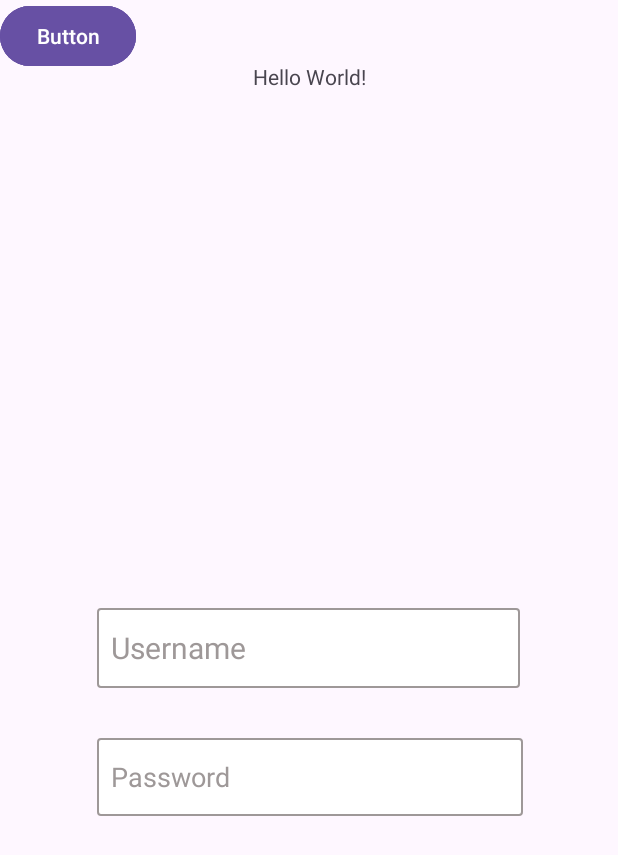
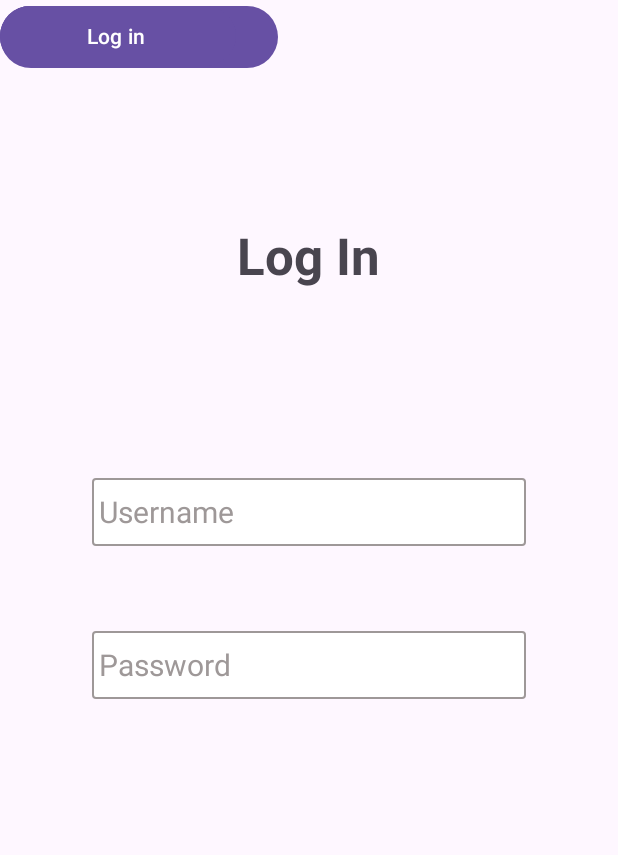
Before and after one commit to Jill-345/UserOperation, an Android app: the screen it shows after launch (MainActivity), on a phone screen of 412 x 824 dp. Shown: the top 855 px of the screen. Run offline under Robolectric (Android 15) with nearby library versions, the phone set to English and light mode, and no system bars.

Commit message:
main act xml edit

```diff
--- a/app/src/main/res/layout/activity_main.xml
+++ b/app/src/main/res/layout/activity_main.xml
@@ -9,69 +9,74 @@
 
     <EditText
         android:id="@+id/editTextText2"
-        android:layout_width="282dp"
-        android:layout_height="53dp"
+        android:layout_width="289dp"
+        android:layout_height="45dp"
         android:background="@drawable/edittext_border"
         android:ems="10"
-        android:hint="  Username"
+        android:hint=" Username"
         android:inputType="text"
         android:textColorHint="#9E9898"
         android:textSize="20sp"
         app:layout_constraintBottom_toBottomOf="parent"
         app:layout_constraintEnd_toEndOf="parent"
-        app:layout_constraintHorizontal_bias="0.496"
         app:layout_constraintStart_toStartOf="parent"
         app:layout_constraintTop_toTopOf="parent"
-        app:layout_constraintVertical_bias="0.526" />
+        app:layout_constraintVertical_bias="0.409" />
 
     <EditText
-        android:id="@+id/editTextText3"
-        android:layout_width="284dp"
-        android:layout_height="52dp"
+        android:id="@+id/editTextText8"
+        android:layout_width="289dp"
+        android:layout_height="45dp"
         android:background="@drawable/edittext_border"
         android:ems="10"
-        android:hint="  Password"
+        android:hint=" Password"
         android:inputType="text"
         android:textColorHint="#9E9898"
+        android:textSize="20sp"
         app:layout_constraintBottom_toBottomOf="parent"
         app:layout_constraintEnd_toEndOf="parent"
-        app:layout_constraintHorizontal_bias="0.503"
         app:layout_constraintStart_toStartOf="parent"
         app:layout_constraintTop_toTopOf="parent"
-        app:layout_constraintVertical_bias="0.637" />
+        app:layout_constraintVertical_bias="0.54" />
 
     <TextView
         android:layout_width="wrap_content"
         android:layout_height="wrap_content"
-        android:text="Hello World!"
+        android:text="Log In"
+        android:textSize="34sp"
+        android:textStyle="bold"
         app:layout_constraintBottom_toBottomOf="parent"
         app:layout_constraintEnd_toEndOf="parent"
+        app:layout_constraintHorizontal_bias="0.498"
         app:layout_constraintStart_toStartOf="parent"
         app:layout_constraintTop_toTopOf="parent"
-        app:layout_constraintVertical_bias="0.051" />
+        app:layout_constraintVertical_bias="0.189" />
+
+    <Button
+        android:id="@+id/button2"
+        android:layout_width="185dp"
+        android:layout_height="49dp"
+        android:layout_weight="1"
+        android:text="Button"
+        tools:layout_editor_absoluteX="113dp"
+        tools:layout_editor_absoluteY="541dp" />
 
     <Button
         android:id="@+id/button"
-        android:layout_width="wrap_content"
-        android:layout_height="wrap_content"
-        android:text="Button"
-        tools:layout_editor_absoluteX="68dp"
-        tools:layout_editor_absoluteY="587dp" />
-
-    <Button
-        android:id="@+id/button2"
-        android:layout_width="wrap_content"
-        android:layout_height="wrap_content"
-        android:text="Button"
-        tools:layout_editor_absoluteX="169dp"
-        tools:layout_editor_absoluteY="565dp" />
+        android:layout_width="157dp"
+        android:layout_height="48dp"
+        android:layout_weight="1"
+        android:text="Log in "
+        tools:layout_editor_absoluteX="61dp"
+        tools:layout_editor_absoluteY="477dp" />
 
     <Button
         android:id="@+id/button3"
-        android:layout_width="wrap_content"
-        android:layout_height="wrap_content"
-        android:text="Button"
-        tools:layout_editor_absoluteX="271dp"
-        tools:layout_editor_absoluteY="615dp" />
+        android:layout_width="157dp"
+        android:layout_height="48dp"
+        android:layout_weight="1"
+        android:text="Log in "
+        tools:layout_editor_absoluteX="218dp"
+        tools:layout_editor_absoluteY="485dp" />
 
 </androidx.constraintlayout.widget.ConstraintLayout>
```
